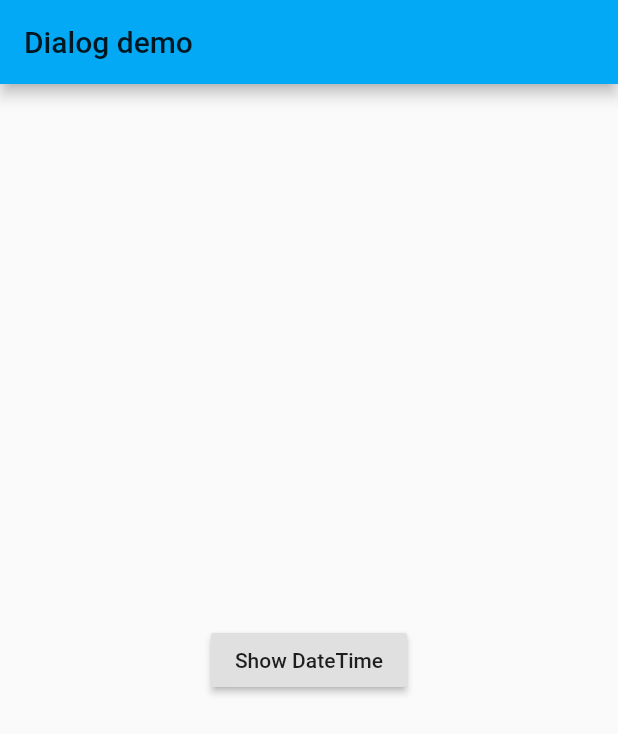
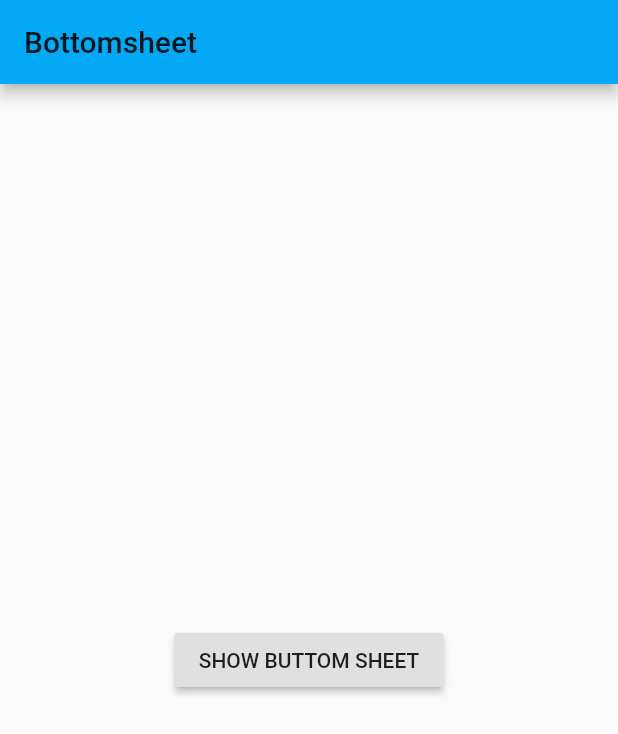
Before and after one commit to mojiajuzi/flutter-example, a Flutter app: the screen it shows after launch, on a phone screen of 412 x 824 dp. Shown: the top 734 px of the screen. Run offline on Flutter 3.47's test engine with Material 2 defaults, Android fonts, the phone set to English and light mode, and no system bars.

Commit message:
bottomsheet

```diff
--- /dev/null
+++ b/lib/bootomSheet_page.dart
@@ -0,0 +1,38 @@
+import 'package:flutter/material.dart';
+
+class MyBootmoSheet extends StatelessWidget {
+  myShow(BuildContext context) {
+    return showModalBottomSheet<Null>(
+        context: context,
+        builder: (BuildContext context) {
+          return new Container(
+            child: Padding(
+              padding: EdgeInsets.all(32.0),
+              child: Text(
+                'This is the modal bottom sheet,Click anywhere to dismiss',
+                textAlign: TextAlign.center,
+                style: TextStyle(
+                    color: Theme.of(context).accentColor, fontSize: 24.0),
+              ),
+            ),
+          );
+        });
+  }
+
+  @override
+  Widget build(BuildContext context) {
+    return new Scaffold(
+      appBar: new AppBar(
+        title: new Text('Bottomsheet'),
+      ),
+      body: new Center(
+        child: new RaisedButton(
+          child: const Text('SHOW BUTTOM SHEET'),
+          onPressed: () {
+            myShow(context);
+          },
+        ),
+      ),
+    );
+  }
+}
--- a/lib/main.dart
+++ b/lib/main.dart
@@ -1,5 +1,5 @@
 import 'package:flutter/material.dart';
-import 'datetimepicker_page.dart';
+import 'bootomSheet_page.dart';
 
 void main() => runApp(new Demo());
 
@@ -9,6 +9,6 @@ class Demo extends StatelessWidget {
     return MaterialApp(
         title: 'Kodeversitas',
         theme: ThemeData(primarySwatch: Colors.lightBlue),
-        home: MyDateTimePicker());
+        home: new MyBootmoSheet());
   }
 }
```
